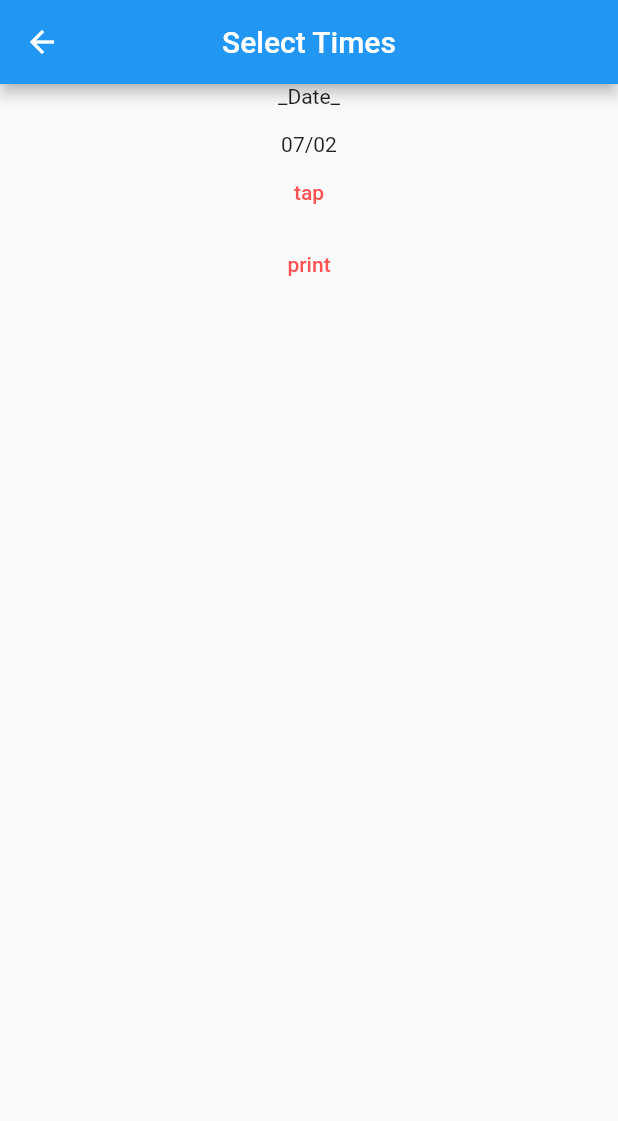
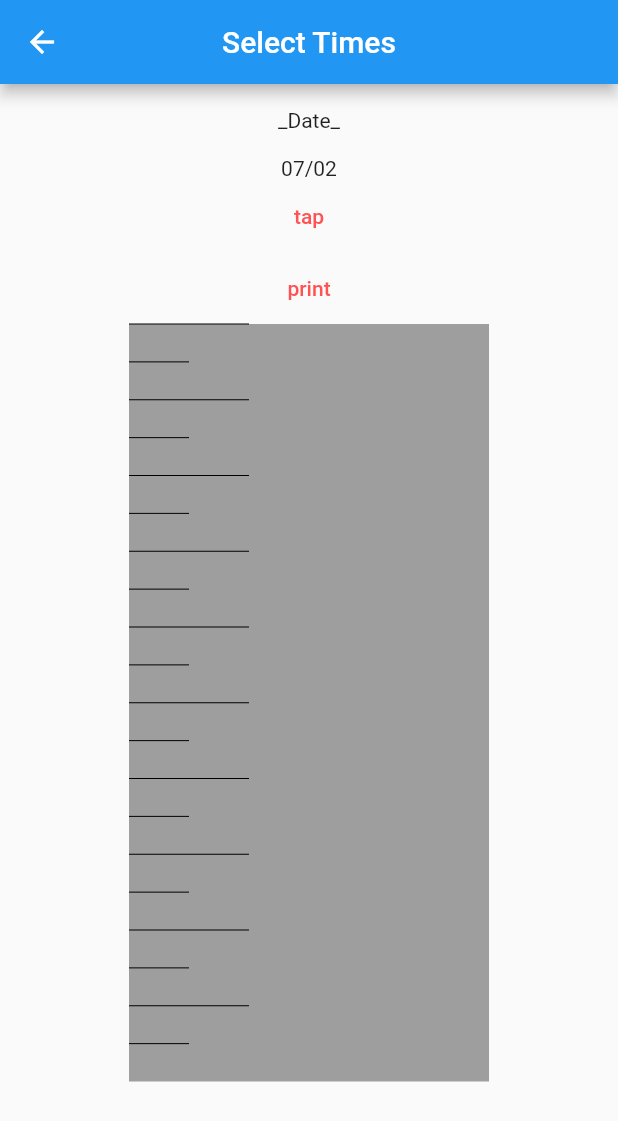
Before and after one commit to brohemz/ACMMobileDevSummer2020, a Flutter app: the screen it shows after launch, after a tap on "Show Slider", on a phone screen of 412 x 824 dp. Shown: the top 1121 px of the screen. Run offline on Flutter 3.47's test engine with Material 2 defaults, Android fonts, the phone set to English and light mode, and no system bars; our stand-ins replace contacts_service, permission_handler; missing offline and left inert: date_range_picker.

Commit message:
TimeSlider -> Divisions Implemented

```diff
--- a/proto_scheduler/lib/daymodel.dart
+++ b/proto_scheduler/lib/daymodel.dart
@@ -2,8 +2,11 @@
 import 'package:flutter/foundation.dart';
 
 class DayModel extends ChangeNotifier{
-  int _day;
-  DayModel(this._day);
+  final int _day;
+  final double range_high;
+  final double boxWidth;
+  final double boxHeight;
+  DayModel(this._day, {this.range_high = 240, this.boxWidth = 240, this.boxHeight = 505});
 
   List<String> times = new List<String>();
   int _number = 0;
@@ -13,7 +16,6 @@ class DayModel extends ChangeNotifier{
   int get totalTimes => _number;
 
   double range_low = 0;
-  double range_high = 240;
 
   double clamp(double newLen){
     double ret = 0;
@@ -46,6 +48,18 @@ class DayModel extends ChangeNotifier{
     return startPos[index];
   }
 
+  // TODO: Add more ranges for time: currently 9 - 7
+  double getRatio(){
+    final double startTime = 9.00;
+    final double endTime = 19.00;
+
+    final double totalHours = endTime - startTime;
+    final double totalMinutes = totalHours * 60;
+
+    return boxHeight / totalMinutes;
+  }
+
+  // TODO: No Overlap on Drag
   List<List<double>> getRanges(){
     List<List<double>> ret = [];
     for(var i = 0; i < lens.length; i++){
@@ -54,8 +68,21 @@ class DayModel extends ChangeNotifier{
     return ret;
   }
 
+  // TODO: Use range in lieu of lens
+  List<double> getTimes(){
+    List<double> ret = [];
+
+    final double ratioPerMinute = getRatio();
+
+    lens.forEach((curLen){
+      ret.add(curLen*ratioPerMinute);
+    });
+
+    return ret;
+  }
+
   operator []=(int i, double val){
-    lens[i] = val;
+    lens[i] = clamp(val);
     notifyListeners();
   }
   operator [](int i) => lens[i];
--- a/proto_scheduler/lib/main.dart
+++ b/proto_scheduler/lib/main.dart
@@ -1,7 +1,6 @@
 import 'package:flutter/material.dart';
 import 'package:flutter/services.dart';
 import 'package:provider/provider.dart';
-import './info.dart';
 import './picker.dart';
 import './timeslider.dart';
 import './session.dart';
@@ -50,8 +49,16 @@ class _InputScheduleState extends State<InputSchedule> with AutomaticKeepAliveCl
   @override
   bool get wantKeepAlive => true;
 
+  var pageView;
+  var sliderView;
+  int val = 0;
 
-  static final pageView = PageView(
+
+  initState(){
+    super.initState();
+
+    setState((){
+      pageView = PageView(
         controller: PageController(initialPage: 0),
         scrollDirection: Axis.horizontal,
         children: [
@@ -59,7 +66,7 @@ class _InputScheduleState extends State<InputSchedule> with AutomaticKeepAliveCl
               'no',
               'No, you may not!',
               ChangeNotifierProvider(
-            create: (context) => DayModel(5),
+                create: (context) => DayModel(5, boxWidth: 240, boxHeight: 505),
                 child: Center(
                         child: TimeSliderWidget("07/02")
                       )
@@ -69,7 +76,7 @@ class _InputScheduleState extends State<InputSchedule> with AutomaticKeepAliveCl
               'yes',
               'Yes, you may!',
               ChangeNotifierProvider(
-                  create: (context) => DayModel(5),
+                      create: (context) => DayModel(5, boxWidth: 240, boxHeight: 505),
                       child: Center(
                         child: TimeSliderWidget("07/04")
                       )
@@ -77,16 +84,14 @@ class _InputScheduleState extends State<InputSchedule> with AutomaticKeepAliveCl
           )]
         );
 
-  final sliderView = Scaffold(
+      sliderView = Scaffold(
           appBar: AppBar(
             title: Text("Select Times"),
             centerTitle: true,
           ),
           body: pageView,
         );
-
-  initState(){
-    super.initState();
+    });
   }
 
   @override
@@ -101,7 +106,7 @@ class _InputScheduleState extends State<InputSchedule> with AutomaticKeepAliveCl
                       MaterialButton(
                         onPressed: () => Navigator.push(
                           context,
-                          MaterialPageRoute(builder: (context) => sliderView),
+                          MaterialPageRoute(builder: (context) => sliderView, maintainState: true),
                         ),
                         child: Text("Show Slider"),
                       ),
@@ -140,13 +145,13 @@ class _PageState extends State<Page> with AutomaticKeepAliveClientMixin<Page> {
 
   @override
   Widget build(BuildContext context) {
-    // TODO: Rebuilds on page flick, needs to keep state
+    // TODO: Loses state on navigation
 
 
     return Container(
       child: Column(
         children: [Expanded(child: Column(
-          children: [ Text("_Date_\n"),
+          children: [ Text("\n_Date_\n"),
                       Center(
                         child: _notifier
                       ),
--- a/proto_scheduler/lib/timeslider.dart
+++ b/proto_scheduler/lib/timeslider.dart
@@ -1,4 +1,5 @@
 import 'package:flutter/material.dart';
+import 'package:flutter/semantics.dart';
 import 'dart:math' as Math;
 import './slider.dart';
 import './daymodel.dart';
@@ -16,12 +17,13 @@ class _TimeSliderWidgetState extends State<TimeSliderWidget> with AutomaticKeepA
   var date;
   bool showSlider = true;
 
+  double boxWidth;
+  double boxHeight;
+
   @override
   bool get wantKeepAlive => true;
 
   List<Widget> ret = List<Widget>();
-
-
 
   _TimeSliderWidgetState(this.date);
 
@@ -39,7 +41,6 @@ class _TimeSliderWidgetState extends State<TimeSliderWidget> with AutomaticKeepA
   }
 
 
-
   @override
   Widget build(BuildContext context){
 
@@ -48,6 +49,9 @@ class _TimeSliderWidgetState extends State<TimeSliderWidget> with AutomaticKeepA
   //TODO: onTap: initialize new boxes
 
     var model = Provider.of<DayModel>(context);
+    boxWidth = model.boxWidth;
+    boxHeight = model.boxHeight;
+
     if(model.lens.isNotEmpty){
       print(model.lastLen);
     }
@@ -62,12 +66,12 @@ class _TimeSliderWidgetState extends State<TimeSliderWidget> with AutomaticKeepA
           child: Text("tap"),
         ),
         MaterialButton(
-          onPressed: () => print(model.lenAt(0)),
+          onPressed: () => print(model.getTimes()),
           child: Text("print"),
         ),
         SizedBox(
-            width: 240,
-            height: 505,
+            width: boxWidth,
+            height: boxHeight,
             child: GestureDetector(
               behavior: HitTestBehavior.translucent,
               onTapDown: (details) {
@@ -80,7 +84,15 @@ class _TimeSliderWidgetState extends State<TimeSliderWidget> with AutomaticKeepA
 
               },
               child: Stack(
-                  children: ret
+                  children: [
+                    SizedBox(
+                      width: boxWidth,
+                      height: boxHeight,
+                      child: CustomPaint(
+                        painter: TimeSliderPainter(model.getRatio(), 10)
+                      )
+                    ) as Widget,
+                  ] + ret
                 )
             )
           )
@@ -108,12 +120,46 @@ class _TimeSliderWidgetState extends State<TimeSliderWidget> with AutomaticKeepA
 
     setState((){
       ret += [
-      Positioned(
-        top: position,
-        child: SliderWidget(index: model.lens.length - 1, len: model.lastLen)
-      )
+        Positioned(
+          top: position,
+          child: SliderWidget(index: model.lens.length - 1, len: model.lastLen, range_high: boxHeight-position)
+        )
       ];
     });
   }
 
 }
+
+class TimeSliderPainter extends CustomPainter {
+  final double _ratio;
+  final double _hours;
+
+  TimeSliderPainter(this._ratio, this._hours);
+
+  @override
+  void paint(Canvas canvas, Size size){
+    final paintGrey = Paint()..color = Colors.grey;
+    final paintBlack = Paint()..color = Colors.black;
+    final double boxWidth = size.width.toDouble();
+    final double boxHeight = size.height.toDouble();
+
+    final rect = Rect.fromLTRB(0.0, 0.0, boxWidth, boxHeight);
+    canvas.drawRect(rect, paintGrey);
+
+    final double halfHourSample = (_ratio * 30);
+
+    for(int i = 0; i < _hours * 2; i++){
+      Offset p1 = Offset(0, i * halfHourSample);
+      Offset p2 = Offset(40, i * halfHourSample);
+
+      if(i % 2 == 0){
+        p2 = Offset(80, i * halfHourSample);
+      }
+
+      canvas.drawLine(p1, p2, paintBlack);
+    }
+  }
+
+  @override
+  bool shouldRepaint(TimeSliderPainter oldDelegate) => oldDelegate._ratio != _ratio;
+}
```
Also changed, not shown: proto_scheduler/lib/slider.dart (+32 -32 lines). Lines whose indentation alone changed are shown as unchanged.
